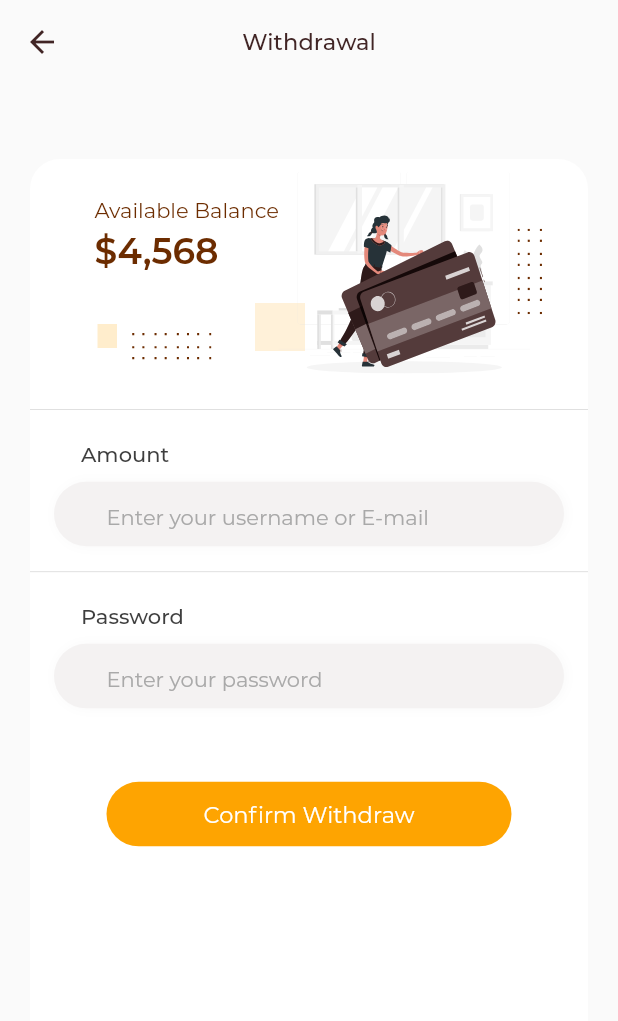
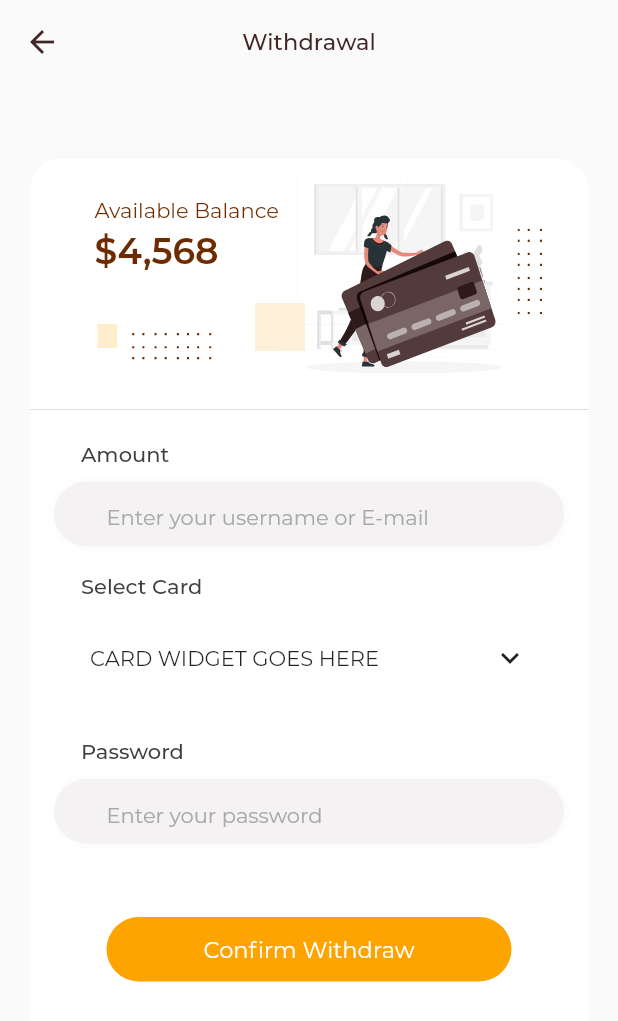
Before and after one commit to onumengine/encostay, a Flutter app: the WithdrawFundsScreen screen opened by its route, on a phone screen of 412 x 824 dp. Shown: the top 1021 px of the screen. Run offline on Flutter 3.47's test engine with Material 2 defaults, Android fonts, the phone set to English and light mode, and no system bars; our stand-ins replace dartz, equatable, flutter_bloc, flutter_secure_storage, flutter_svg, get_it and 4 more; missing offline and left inert: flutter_rounded_date_picker; accounts and stored records are empty; project files that could hold a hidden picture were left out.

```diff
--- a/lib/features/host/tx_management/presentation/ui/screens/withdraw_funds_screen.dart
+++ b/lib/features/host/tx_management/presentation/ui/screens/withdraw_funds_screen.dart
@@ -3,6 +3,7 @@ import 'package:encostay/core/utilities/constants.dart';
 import 'package:encostay/core/utilities/text_styles.dart';
 import 'package:encostay/core/widgets/atoms/brand_button.dart';
 import 'package:encostay/core/widgets/atoms/text_widget.dart';
+import 'package:encostay/core/widgets/molecules/custom_expansion_panel.dart';
 import 'package:flutter/material.dart';
 import 'package:flutter_svg/svg.dart';
 
@@ -149,8 +150,34 @@ class WithdrawFundsScreen extends StatelessWidget {
                   ),
                 ),
                 SizedBox(
-                  height: 34,
-                  child: Divider(),
+                  height: 14,
+                ),
+                Align(
+                  alignment: AlignmentDirectional.centerStart,
+                  child: Padding(
+                    padding: const EdgeInsets.symmetric(horizontal: 20) +
+                        EdgeInsets.only(
+                            bottom: (screenSize.height / 101.5), left: 14),
+                    child: Text(
+                      'Select Card',
+                      style: TextStyle(
+                        fontSize: medium14.fontSize,
+                        fontWeight: medium14.fontWeight,
+                        height: 1.64,
+                        color: ColorPalette.brandGreyAlt,
+                      ),
+                    ),
+                  ),
+                ),
+                Padding(
+                  padding: EdgeInsets.symmetric(horizontal: 16),
+                  child: CustomExpansionPanel(
+                    header: Text('CARD WIDGET GOES HERE'),
+                    body: Text('CARD WIDGET LIST GOES HERE'),
+                  ),
+                ),
+                SizedBox(
+                  height: 20,
                 ),
                 Align(
                   alignment: AlignmentDirectional.centerStart,
--- a/lib/features/shared/credential_mgt/data/data_sources/KeyStore.dart
+++ b/lib/features/shared/credential_mgt/data/data_sources/KeyStore.dart
@@ -14,7 +14,7 @@ class KeyStoreImpl implements KeyStore {
   Future<StoreValueModel> fetchValue(String key) async {
     try {
       final storeValue = await secureStorage.read(key: key);
-      return StoreValueModel.fromString(storeValue!);
+      return StoreValueModel.fromString(key, storeValue!);
     } on Exception catch (e) {
       throw e;
     }
--- a/lib/features/shared/credential_mgt/domain/entities/StoreValueEntity.dart
+++ b/lib/features/shared/credential_mgt/domain/entities/StoreValueEntity.dart
@@ -1,10 +1,11 @@
 import 'package:equatable/equatable.dart';
 
 class StoreValueEntity extends Equatable {
+  final String key;
   final String value;
 
-  StoreValueEntity({required this.value});
+  StoreValueEntity({required this.key, required this.value});
 
   @override
-  List<Object?> get props => [value];
+  List<Object?> get props => [key, value];
 }
--- a/lib/features/shared/sign_up/data/data_sources/RemoteDataSource.dart
+++ b/lib/features/shared/sign_up/data/data_sources/RemoteDataSource.dart
@@ -21,6 +21,7 @@ class RemoteDataSourceImpl implements RemoteDataSource {
         },
         body: jsonEncode(formData),
       );
+      print('THE USER OBJECT IS: ${response.body}');
       return UserCredentialModel.fromJSON(jsonDecode(response.body));
     } on Exception catch (e) {
       throw e;
```
Also changed, not shown: lib/features/shared/credential_mgt/data/models/StoreValueModel.dart (+7 -3 lines), lib/features/shared/credential_mgt/domain/repositories/ValueStorageRepo.dart (added).
